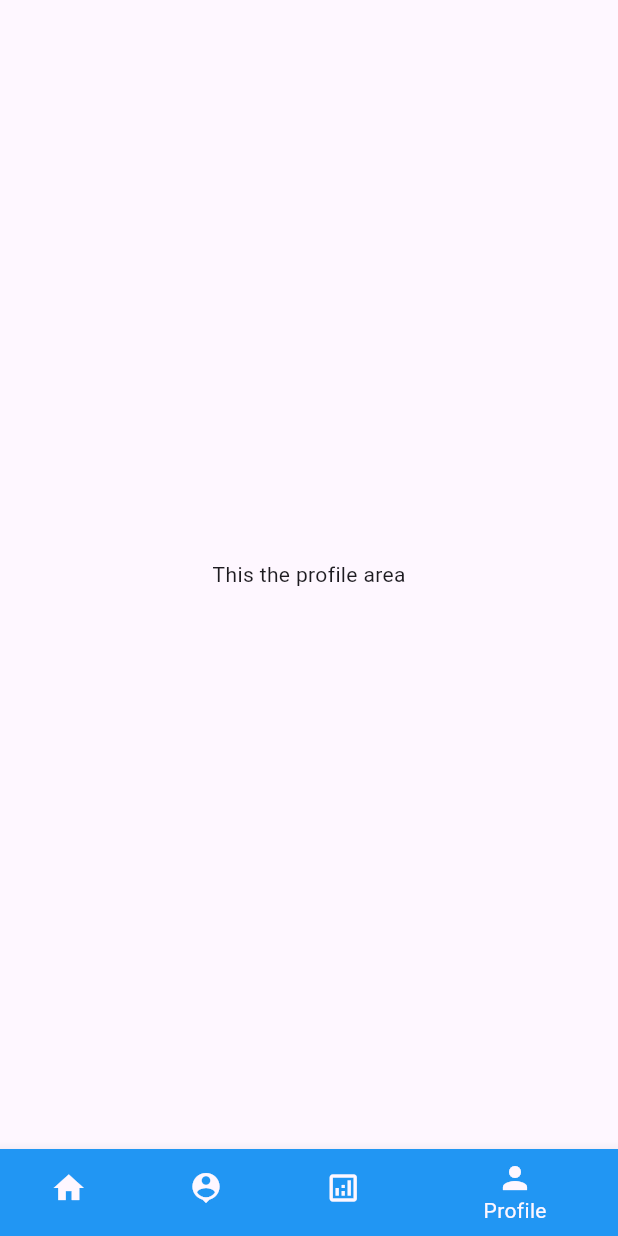
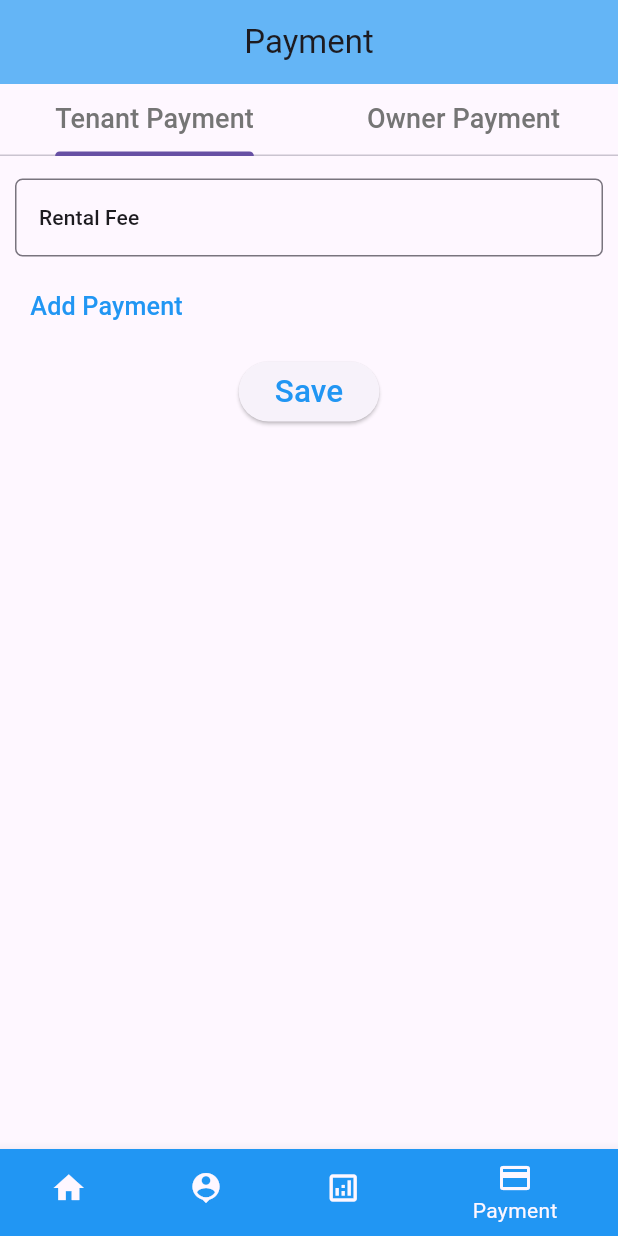
Before and after one commit to buggernut04/Salem_BoardEaseApp, a Flutter app: the screen it shows after launch, item 4 of the bottom bar chosen, on a phone screen of 412 x 824 dp. Run offline on Flutter 3.47's test engine with Material 2 defaults, Android fonts, the phone set to English and light mode, and no system bars; our stand-ins replace lottie.

Commit message:
Added some classes and added padding in the payment navigation bar.

```diff
--- a/lib/auxiliary/bottom_navbar.dart
+++ b/lib/auxiliary/bottom_navbar.dart
@@ -42,8 +42,8 @@ class _BottomNavBarState extends State<BottomNavBar> {
                 backgroundColor: Colors.blue,
             ),
             BottomNavigationBarItem(
-                label: 'Profile',
-                icon: Icon(Icons.person),
+                label: 'Payment',
+                icon: Icon(Icons.payment),
                 backgroundColor: Colors.blue
             )
           ],
--- a/lib/auxiliary/recordbar.dart
+++ b/lib/auxiliary/recordbar.dart
@@ -1,6 +1,5 @@
 import 'package:flutter/material.dart';
 
-import '../classes/paymentstatus.dart';
 import '../classes/tenant.dart';
 
 class RecordBar extends StatefulWidget {
@@ -13,7 +12,7 @@ class RecordBar extends StatefulWidget {
 class _RecordBarState extends State<RecordBar> {
 
   List<Tenant> tenant = [
-    Tenant('Michael Cye R. Salem', '09978601212',  PaymentStatus.notPayed, DateTime.now()),
+    Tenant('Michael Cye R. Salem', '09978601212',  3, DateTime.now()),
   ];
 
   @override
--- /dev/null
+++ b/lib/classes/electricconsumption.dart
@@ -0,0 +1,8 @@
+import 'package:boardease_application/classes/payment.dart';
+
+class ElectricConsumptionPayment extends Payment{
+
+  ElectricConsumptionPayment(int amount, DateTime paymentDate) : super(amount, paymentDate);
+
+  ElectricConsumptionPayment.onlyAmount(int amount, [DateTime? paymentDate]) : super(amount, paymentDate);
+}
--- /dev/null
+++ b/lib/classes/otherpayment.dart
@@ -0,0 +1,8 @@
+import 'package:boardease_application/classes/payment.dart';
+
+class OtherPayment extends Payment{
+
+  OtherPayment(int amount, DateTime paymentDate) : super(amount, paymentDate);
+
+  OtherPayment.onlyAmount(int amount, [DateTime? paymentDate]) : super(amount, paymentDate);
+}
--- a/lib/classes/payment.dart
+++ b/lib/classes/payment.dart
@@ -1,12 +1,9 @@
-class Payment{
+abstract class Payment{
 
-  int? rentalFee;
-  int? birFee;
-  int waterConsumption;
-  int electricConsumption;
+  int amount;
   DateTime? paymentDate;
 
-  Payment(this.rentalFee, this.waterConsumption, this.electricConsumption, this.paymentDate, [this.birFee]);
+  Payment(this.amount, this.paymentDate);
 
-  Payment.withOnlyWaterAndElectricConsumption(this.waterConsumption,this.electricConsumption);
+  Payment.onlyAmount(this.amount);
 }
--- a/lib/classes/paymentstatus.dart
+++ /dev/null
@@ -1,5 +0,0 @@
-enum PaymentStatus{
-  notPayed,
-  notFullyPayed,
-  fullyPayed
-}
--- /dev/null
+++ b/lib/classes/rentalfee.dart
@@ -0,0 +1,8 @@
+import 'package:boardease_application/classes/payment.dart';
+
+class RentalFeePayment extends Payment{
+
+  RentalFeePayment(int amount, DateTime paymentDate) : super(amount, paymentDate);
+
+  RentalFeePayment.onlyAmount(int amount, [DateTime? paymentDate]) : super(amount, paymentDate);
+}
--- /dev/null
+++ b/lib/classes/waterconsumption.dart
@@ -0,0 +1,8 @@
+import 'package:boardease_application/classes/payment.dart';
+
+class WaterConsumptionPayment extends Payment{
+
+  WaterConsumptionPayment(int amount, DateTime paymentDate) : super(amount, paymentDate);
+
+  WaterConsumptionPayment.onlyAmount(int amount, [DateTime? paymentDate]) : super(amount, paymentDate);
+}
--- /dev/null
+++ b/lib/components/payment_setup.dart
@@ -0,0 +1,200 @@
+import 'package:flutter/material.dart';
+import 'package:intl/intl.dart';
+
+class PaymentDetail extends StatefulWidget {
+  const PaymentDetail({Key? key}) : super(key: key);
+
+  @override
+  State<PaymentDetail> createState() => _PaymentDetailState();
+}
+
+class _PaymentDetailState extends State<PaymentDetail> {
+
+  TextEditingController rentalFeeController = TextEditingController();
+
+  TextEditingController waterConsumptionController = TextEditingController();
+  TextEditingController electricConsumptionController = TextEditingController();
+  TextEditingController datepicked = TextEditingController();
+
+  ListView tenantPayment(){
+    return ListView(
+      children: <Widget>[
+        Padding(
+            padding:  EdgeInsets.only(top: 15.0, left: 10.0, right: 10.0),
+            child: TextField(
+              controller: rentalFeeController,
+              style: Theme.of(context).textTheme.titleSmall,
+              onChanged: (value){},
+              decoration: InputDecoration(
+                  labelText: 'Rental Fee',
+                  labelStyle: Theme.of(context).textTheme.titleSmall,
+                  border: OutlineInputBorder(
+                      borderRadius: BorderRadius.circular(5.0)
+                  )
+              ),
+            )
+        ),
+        TextButton(
+            onPressed: (){},
+            child: Padding(
+              padding: EdgeInsets.only(top: 13.0, bottom: 13.0,right: 270.0),
+              child: Text(
+                'Add Payment',
+                textScaleFactor: 1.2,
+                style: TextStyle(
+                    color: Colors.blue,
+                ),
+              ),
+            )
+        ),
+        Center(
+          child: ElevatedButton(
+            style: ElevatedButton.styleFrom(foregroundColor: Colors.white70
+            ),
+            child: Text(
+              'Save',
+              textScaleFactor: 1.5,
+              style: TextStyle(
+                  color: Colors.blue
+              ),
+            ),
+            onPressed: () {},
+          ),
+        ),
+      ]
+    );
+  }
+
+  Future<DateTime?> _showDatePicker(){
+    return showDatePicker(
+      context: context,
+      initialDate: DateTime.now(),
+      firstDate: DateTime(2000),
+      lastDate: DateTime(2099),
+    );
+  }
+
+  ListView ownerPayment(){
+    return ListView(
+        children: <Widget>[
+          Padding(
+              padding:  EdgeInsets.only(top: 15.0, left: 10.0, right: 10.0),
+              child: TextField(
+                controller: waterConsumptionController,
+                style: Theme.of(context).textTheme.titleSmall,
+                onChanged: (value){},
+                decoration: InputDecoration(
+                    labelText: 'Water Bill',
+                    labelStyle: Theme.of(context).textTheme.titleSmall,
+                    border: OutlineInputBorder(
+                        borderRadius: BorderRadius.circular(5.0)
+                    )
+                ),
+              )
+          ),
+          Padding(
+              padding:  EdgeInsets.only(top: 15.0, left: 10.0, right: 10.0),
+              child: TextField(
+                controller: electricConsumptionController,
+                style: Theme.of(context).textTheme.titleSmall,
+                onChanged: (value){},
+                decoration: InputDecoration(
+                    labelText: 'Electrtic Bill',
+                    labelStyle: Theme.of(context).textTheme.titleSmall,
+                    border: OutlineInputBorder(
+                        borderRadius: BorderRadius.circular(5.0)
+                    )
+                ),
+              )
+          ),
+          Padding(
+              padding: EdgeInsets.only(top: 15.0, bottom: 15.0),
+              child: TextField(
+                controller: datepicked,
+                style: Theme.of(context).textTheme.titleSmall,
+                onChanged: (value){},
+                decoration: InputDecoration(
+                  labelText: 'Starting Date',
+                  labelStyle: Theme.of(context).textTheme.titleSmall,
+                  icon: Icon(Icons.calendar_today_rounded
+                  ),
+                ),
+                onTap: () async {
+                  DateTime? pickedDate = await _showDatePicker();
+
+                  if(pickedDate != null){
+                    setState(() {
+                      datepicked.text = DateFormat.yMMMEd().format(pickedDate);
+                    });
+                  }
+                },
+              )
+          ),
+          Center(
+              child: ElevatedButton(
+                style: ElevatedButton.styleFrom(foregroundColor: Colors.white70
+                ),
+                child: Text(
+                  'Save',
+                  textScaleFactor: 1.5,
+                  style: TextStyle(
+                      color: Colors.blue
+                  ),
+                ),
+                onPressed: () {},
+              ),
+           ),
+        ]
+    );
+  }
+
+  @override
+  Widget build(BuildContext context) {
+    return DefaultTabController(
+      length: 2,
+      child: Scaffold(
+        appBar: AppBar(
+          title: const Text('Payment'),
+          centerTitle: true,
+          backgroundColor: Colors.blue[300],
+          elevation: 0.0,
+        ),
+        body: Column(
+          mainAxisAlignment: MainAxisAlignment.start,
+          children: <Widget>[
+            TabBar(
+                tabs: [
+                  Tab(
+                    child: Text(
+                        'Tenant Payment',
+                        style: TextStyle(
+                          fontSize: 18.0,
+                          color: Colors.grey[600],
+                        )
+                    ),
+                  ),
+                  Tab(
+                    child: Text(
+                        'Owner Payment',
+                        style: TextStyle(
+                          fontSize: 18.0,
+                          color: Colors.grey[600],
+                        )
+                    ),
+                  )
+                ]
+            ),
+            Expanded(
+              child: TabBarView(
+                  children: <Widget>[
+                    tenantPayment(),
+                    ownerPayment(),
+                  ]
+              ),
+            )
+          ],
+        )
+      ),
+    );
+  }
+}
--- a/lib/components/profile.dart
+++ /dev/null
@@ -1,15 +0,0 @@
-import 'package:flutter/material.dart';
-
-class Profile extends StatefulWidget {
-  const Profile({Key? key}) : super(key: key);
-
-  @override
-  State<Profile> createState() => _ProfileState();
-}
-
-class _ProfileState extends State<Profile> {
-  @override
-  Widget build(BuildContext context) {
-    return const Center(child: Text("This the profile area"));
-  }
-}
--- a/lib/main.dart
+++ b/lib/main.dart
@@ -4,7 +4,7 @@ import 'package:flutter/material.dart';
 import 'auxiliary/splashscreen.dart';
 import 'components/homepage.dart';
 import 'components/payment_analysis.dart';
-import 'components/profile.dart';
+import 'components/payment_setup.dart';
 import 'components/tenant_list.dart';
 
 void main() => runApp(const BoardEaseApp());
@@ -16,7 +16,7 @@ class BoardEaseApp extends StatelessWidget {
     MyHomePage(),
     TenantList(),
     Report(),
-    Profile(),
+    PaymentDetail(),
   ];
 
   // This widget is the root of my application.
```
Also changed, not shown: lib/auxiliary/tenant_detail.dart (+64 -67 lines), lib/classes/tenant.dart (+17 -4 lines), lib/components/tenant_list.dart (+13 -28 lines).
